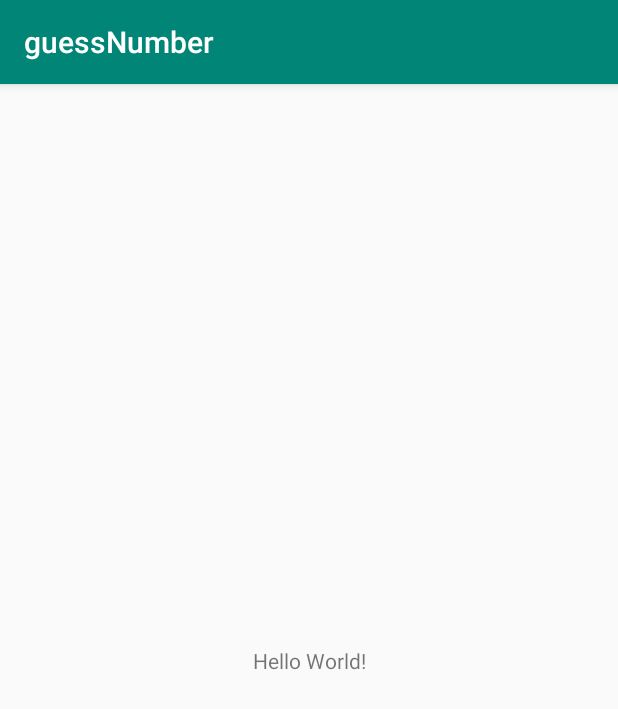
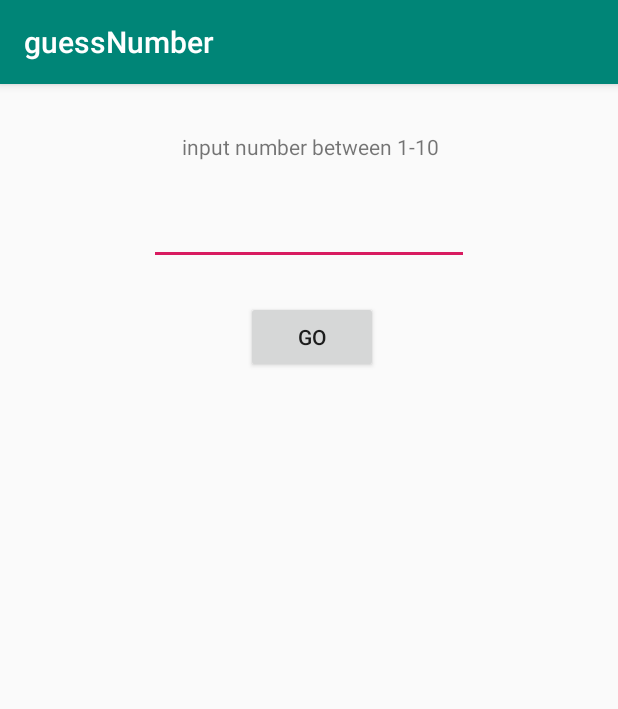
Before and after one commit to am454500/guessNumber, an Android app: the screen it shows after launch (MainActivity), on a phone screen of 412 x 824 dp. Shown: the top 709 px of the screen. Run offline under Robolectric (Android 15) with nearby library versions, the phone set to English and light mode, and no system bars.

Commit message:
func class

```diff
--- a/app/src/main/res/layout/activity_main.xml
+++ b/app/src/main/res/layout/activity_main.xml
@@ -7,13 +7,40 @@
     tools:context=".MainActivity">
 
     <TextView
-        android:id="@+id/text"
+        android:id="@+id/textView"
         android:layout_width="wrap_content"
         android:layout_height="wrap_content"
-        android:text="Hello World!"
-        app:layout_constraintBottom_toBottomOf="parent"
-        app:layout_constraintLeft_toLeftOf="parent"
-        app:layout_constraintRight_toRightOf="parent"
+        android:layout_marginStart="177dp"
+        android:layout_marginTop="32dp"
+        android:layout_marginEnd="176dp"
+        android:text="input number between 1-10"
+        app:layout_constraintEnd_toEndOf="parent"
+        app:layout_constraintStart_toStartOf="parent"
         app:layout_constraintTop_toTopOf="parent" />
 
+    <EditText
+        android:id="@+id/id_number"
+        android:layout_width="wrap_content"
+        android:layout_height="wrap_content"
+        android:layout_marginStart="99dp"
+        android:layout_marginTop="24dp"
+        android:layout_marginEnd="99dp"
+        android:ems="10"
+        android:inputType="number"
+        app:layout_constraintEnd_toEndOf="parent"
+        app:layout_constraintStart_toStartOf="parent"
+        app:layout_constraintTop_toBottomOf="@+id/textView" />
+
+    <Button
+        android:id="@+id/btn_OK"
+        android:layout_width="wrap_content"
+        android:layout_height="wrap_content"
+        android:layout_marginStart="163dp"
+        android:layout_marginTop="24dp"
+        android:layout_marginEnd="160dp"
+        android:onClick="check"
+        android:text="GO"
+        app:layout_constraintEnd_toEndOf="parent"
+        app:layout_constraintStart_toStartOf="parent"
+        app:layout_constraintTop_toBottomOf="@+id/id_number" />
 </androidx.constraintlayout.widget.ConstraintLayout>
```
Also changed, not shown: app/src/main/java/com/example/guessnumber/MainActivity.kt (+31 -3 lines), app/src/main/java/com/example/guessnumber/SecretNumber.kt (added, +18 -0 lines).
